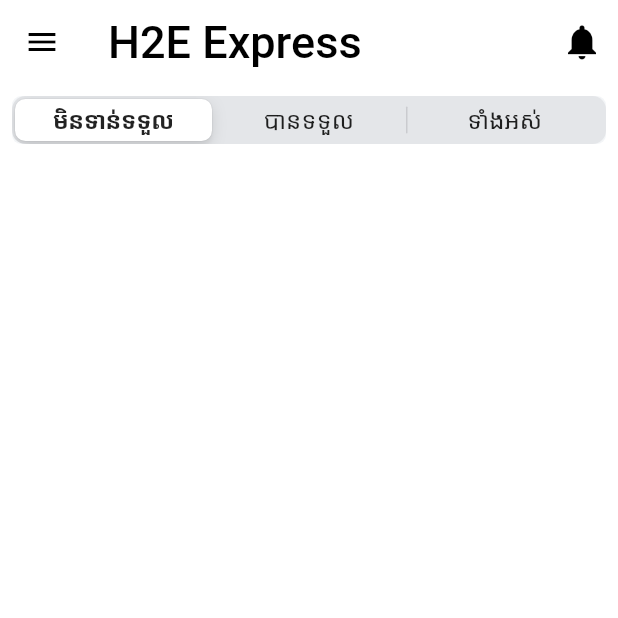
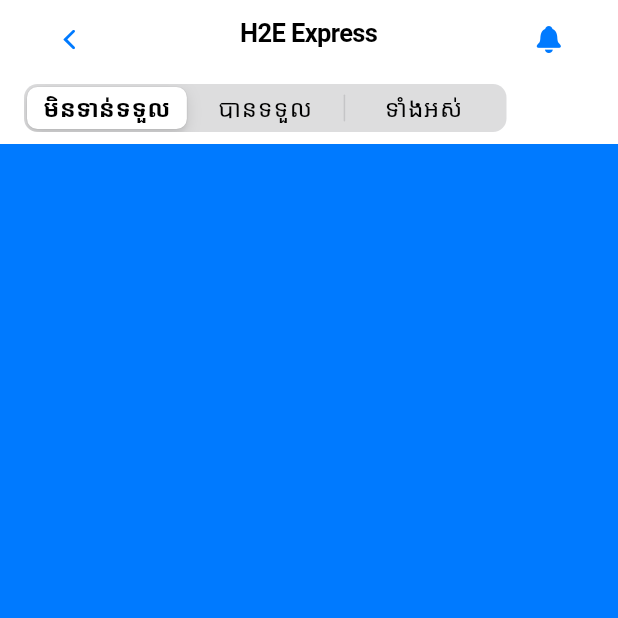
Before and after one commit to suxide/express_staff_ui, a Flutter app: the HomePage screen opened directly, on a phone screen of 412 x 824 dp, the top half of it. Run offline on Flutter 3.47's test engine with Material 2 defaults, Android fonts, the phone set to English and light mode, and no system bars; missing offline and left inert: loading_animations.

Commit message:
CupertinoTabbar

```diff
--- a/lib/pages/homepage.dart
+++ b/lib/pages/homepage.dart
@@ -1,5 +1,5 @@
+import 'package:express_staff/pages/model/colors.dart';
 import 'package:flutter/cupertino.dart';
-import 'package:flutter/material.dart';
 
 class HomePage extends StatefulWidget {
   @override
@@ -7,63 +7,68 @@ class HomePage extends StatefulWidget {
 }
 
 class _HomePageState extends State<HomePage> {
-  int theriGroupVakue = 0;
-  final Map<int, Widget> logoWidgets = const<int,Widget>{
+  int currentIndexInTabBar = 0;
 
-    0:Text("មិនទាន់ទទួល",style: TextStyle(fontSize: 16),),
-    1:Text("បានទទួល",style: TextStyle(fontSize: 16)),
-    2:Text("ទាំងអស់",style: TextStyle(fontSize: 16))
-
+  final Map<int, Widget> titleAppbar = const <int, Widget>{
+    0: Text(
+      "មិនទាន់ទទួល",
+      style: TextStyle(fontSize: 16),
+    ),
+    1: Text("បានទទួល", style: TextStyle(fontSize: 16)),
+    2: Text("ទាំងអស់", style: TextStyle(fontSize: 16))
   };
-  GlobalKey<ScaffoldState> _scaffoldKey = GlobalKey<ScaffoldState>();
   @override
   Widget build(BuildContext context) {
-    return Scaffold(
-      backgroundColor: Colors.white,
-      drawer: Drawer(),
-      key: _scaffoldKey,
-      body: CustomScrollView(
+    Size size = MediaQuery.of(context).size;
+
+    return CupertinoPageScaffold(
+      child: CustomScrollView(
         slivers: <Widget>[
-          SliverAppBar(
-            expandedHeight: 46.0,
-            leading: IconButton(
-              icon: Icon(Icons.menu,color: Colors.black,),
+          CupertinoSliverNavigationBar(
+            leading: CupertinoButton(
+              child: Icon(CupertinoIcons.back),
               onPressed: () {
-                _scaffoldKey.currentState.openDrawer();
+                Navigator.pop(context);
               },
             ),
-            title: Text(
-              "H2E Express",
-              style: TextStyle(fontSize: 30.0, color: Colors.black),
+            middle: Text("H2E Express"),
+            trailing: CupertinoButton(
+              child: Icon(CupertinoIcons.bell_solid),
+              onPressed: () {},
             ),
-            actions: <Widget>[
-              IconButton(
-                icon: Icon(
-                  Icons.notifications,color: Colors.black,
-                  size: 28,
-                ),
-              )
-            ],
+            largeTitle: Padding(
+              padding: const EdgeInsets.only(right: 15),
+              child: CupertinoSlidingSegmentedControl(
+                  groupValue: currentIndexInTabBar,
+                  onValueChanged: (indexchange) {
+                    setState(() {
+                      currentIndexInTabBar = indexchange;
+                      print("currentIndexInTabBar ${currentIndexInTabBar}");
+                    });
+                  },
+                  children: titleAppbar,
+                  thumbColor: CupertinoColors.white,
+                  backgroundColor: Color(0xff8e8e93).withOpacity(0.3)),
+            ),
           ),
           SliverToBoxAdapter(
-            child:  Padding(
-              padding: const EdgeInsets.all(8.0),
-              child: Container(
-                width: 414,
-                decoration: BoxDecoration(
-                  color: Color(0xfff3f5f7),
-                  borderRadius: BorderRadius.circular(6.0)
-                ),
-                child: CupertinoSlidingSegmentedControl(
-                  groupValue:theriGroupVakue,
-                  onValueChanged: (changeFromGroupValue){
-                    setState(() {
-                      theriGroupVakue =changeFromGroupValue;
-                    });
-                  },
-                  children: logoWidgets,
-                  thumbColor: Colors.white,
-                ),
+            child: Container(
+              width: size.width,
+              height: size.height,
+              child: PageView.builder(
+                onPageChanged: (index) {
+                  setState(() {
+                    currentIndexInTabBar = index;
+                    print("pageview index ${index}");
+                    print("currentIndexInTabBar ${currentIndexInTabBar}");
+                  });
+                },
+                itemCount: 3,
+                itemBuilder: (BuildContext context, int index) {
+                  return Container(
+                    color: colordata[currentIndexInTabBar].colors,
+                  );
+                },
               ),
             ),
           )
--- /dev/null
+++ b/lib/pages/model/colors.dart
@@ -0,0 +1,13 @@
+import 'package:flutter/cupertino.dart';
+
+class ColorsData{
+  final Color colors;
+
+  ColorsData({this.colors});
+}
+
+List<ColorsData> colordata=[
+  ColorsData(colors: CupertinoColors.activeBlue),
+  ColorsData(colors: CupertinoColors.activeGreen),
+  ColorsData(colors: CupertinoColors.activeOrange)
+];
--- a/pubspec.yaml
+++ b/pubspec.yaml
@@ -30,6 +30,7 @@ dependencies:
   cupertino_icons: ^0.1.3
   splashscreen: ^1.2.0
   loading_animations: ^2.1.0
+
 
 dev_dependencies:
   flutter_test:
```
Also changed, not shown: lib/main.dart (+2 -9 lines), lib/pages/login.dart (+38 -35 lines), lib/pages/splashscreen.dart (+7 -6 lines).
